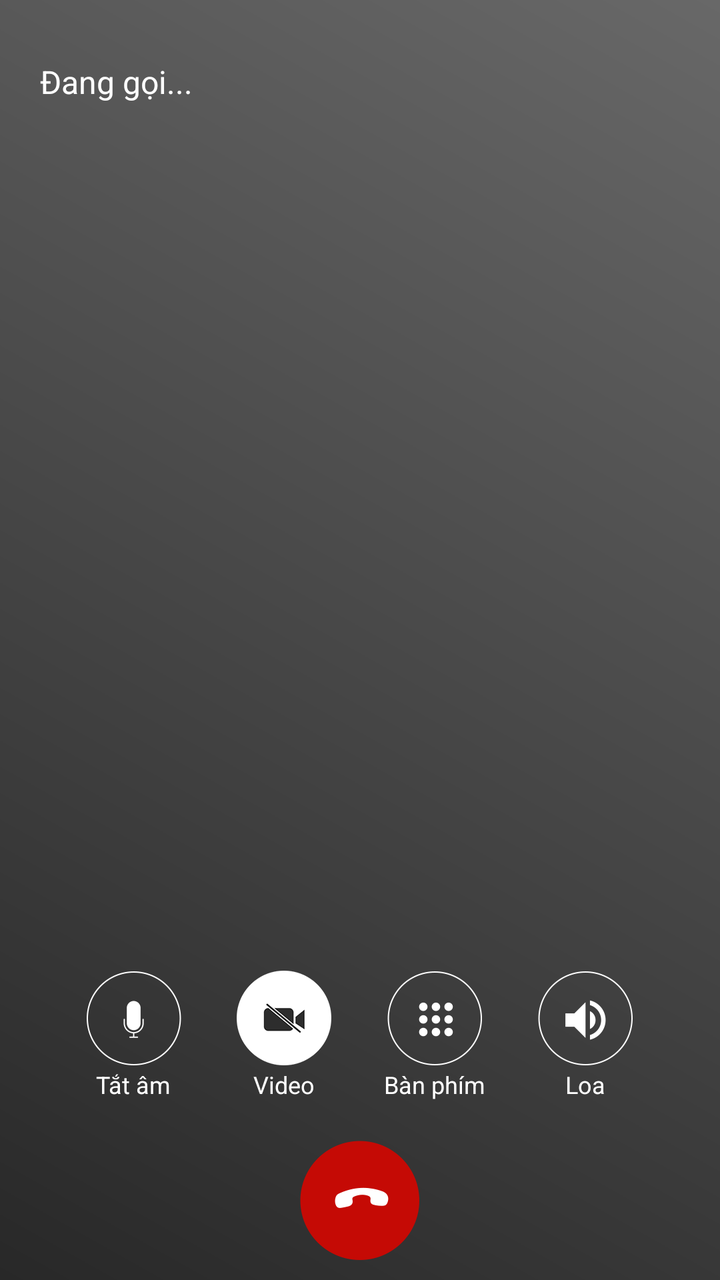
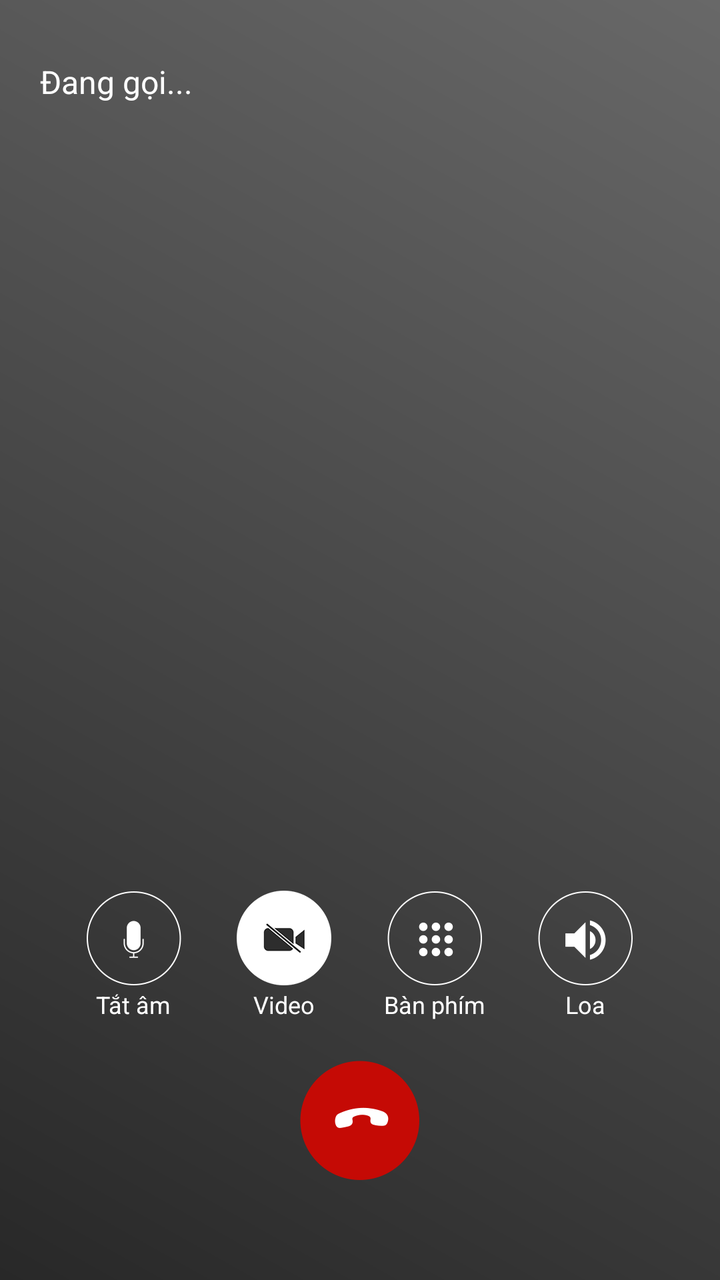

Compare the two renders of this Android layout. The source of the first and the diff that turns it into the second are given below.
<!-- AndroidManifest.xml: activity theme AppTheme.Call.NoActionBar -->
<!-- res/layout/outgoing_call.xml -->
<?xml version="1.0" encoding="utf-8"?>
<RelativeLayout xmlns:android="http://schemas.android.com/apk/res/android"
    android:id="@+id/v_background"
    android:layout_width="match_parent"
    android:layout_height="match_parent"
    android:background="@drawable/gradient_theme">

    <FrameLayout
        android:id="@+id/v_remote"
        android:layout_width="match_parent"
        android:layout_height="match_parent" />

    <RelativeLayout
        android:id="@+id/v_top"
        android:layout_width="match_parent"
        android:layout_height="wrap_content"
        android:layout_marginTop="30dp">

        <TextView
            android:id="@+id/tv_status"
            android:layout_width="wrap_content"
            android:layout_height="wrap_content"
            android:layout_centerVertical="true"
            android:layout_marginLeft="20dp"
            android:text="@string/calling"
            android:textColor="#ffffff"
            android:textSize="@dimen/text_size_16" />

        <ImageView
            android:id="@+id/im_network"
            android:layout_width="wrap_content"
            android:layout_height="wrap_content"
            android:layout_alignParentRight="true"
            android:layout_centerVertical="true"
            android:layout_marginRight="20dp" />
    </RelativeLayout>


    <ImageButton
        android:id="@+id/btn_switch"
        android:layout_width="50dp"
        android:layout_height="50dp"
        android:layout_below="@id/v_top"
        android:layout_margin="20dp"
        android:background="@drawable/item_selectable"
        android:src="@drawable/ic_video_switch_light_normal"
        android:visibility="invisible" />

    <FrameLayout
        android:id="@+id/v_local"
        android:layout_width="80dp"
        android:layout_height="120dp"
        android:layout_alignParentRight="true"
        android:layout_below="@id/v_top"
        android:layout_margin="20dp" />

    <LinearLayout
        android:id="@+id/v_mid"
        android:layout_width="wrap_content"
        android:layout_height="wrap_content"
        android:layout_centerHorizontal="true"
        android:layout_marginTop="200dp"
        android:gravity="center_horizontal"
        android:orientation="vertical">

        <TextView
            android:id="@+id/tv_name"
            android:layout_width="wrap_content"
            android:layout_height="wrap_content"
            android:textColor="#ffffff"
            android:textSize="@dimen/text_size_25"
            android:textStyle="bold" />

        <TextView
            android:id="@+id/tv_phone"
            android:layout_width="wrap_content"
            android:layout_height="wrap_content"
            android:layout_marginTop="5dp"
            android:textColor="#ffffff"
            android:textSize="@dimen/text_size_16" />
    </LinearLayout>

    <ImageButton
        android:id="@+id/btn_end_call"
        android:layout_width="wrap_content"
        android:layout_height="wrap_content"
        android:layout_alignParentBottom="true"
        android:layout_centerHorizontal="true"
        android:layout_marginBottom="10dp"
        android:background="@drawable/btn_end_call_selector" />

    <LinearLayout
        android:id="@+id/v_control"
        android:layout_width="wrap_content"
        android:layout_height="wrap_content"
        android:layout_above="@id/btn_end_call"
        android:layout_centerHorizontal="true"
        android:layout_marginBottom="20dp">

        <LinearLayout
            android:layout_width="wrap_content"
            android:layout_height="wrap_content"
            android:gravity="center_horizontal"
            android:orientation="vertical">

            <ImageButton
                android:id="@+id/btn_mute"
                android:layout_width="50dp"
                android:layout_height="50dp"
                android:background="@null"
                android:src="@drawable/ic_mute_off" />

            <TextView
                android:layout_width="wrap_content"
                android:layout_height="wrap_content"
                android:text="@string/mute"
                android:textColor="#ffffff"
                android:textSize="@dimen/text_size_12" />
        </LinearLayout>

        <LinearLayout
            android:id="@+id/v_video"
            android:layout_width="wrap_content"
            android:layout_height="wrap_content"
            android:layout_marginLeft="25dp"
            android:gravity="center_horizontal"
            android:orientation="vertical">

            <ImageButton
                android:id="@+id/btn_video"
                android:layout_width="50dp"
                android:layout_height="50dp"
                android:background="@null"
                android:src="@drawable/ic_video_off" />

            <TextView
                android:layout_width="wrap_content"
                android:layout_height="wrap_content"
                android:text="@string/video"
                android:textColor="#ffffff"
                android:textSize="@dimen/text_size_12" />
        </LinearLayout>

        <LinearLayout
            android:id="@+id/v_dial"
            android:layout_width="wrap_content"
            android:layout_height="wrap_content"
            android:layout_marginLeft="25dp"
            android:gravity="center_horizontal"
            android:orientation="vertical">

            <ImageButton
                android:id="@+id/btn_dial"
                android:layout_width="50dp"
                android:layout_height="50dp"
                android:background="@null"
                android:src="@drawable/dial" />

            <TextView
                android:layout_width="wrap_content"
                android:layout_height="wrap_content"
                android:text="@string/keypad"
                android:textColor="#ffffff"
                android:textSize="@dimen/text_size_12" />
        </LinearLayout>

        <LinearLayout
            android:layout_width="wrap_content"
            android:layout_height="wrap_content"
            android:layout_marginLeft="25dp"
            android:gravity="center_horizontal"
            android:orientation="vertical">

            <ImageButton
                android:id="@+id/btn_speaker"
                android:layout_width="50dp"
                android:layout_height="50dp"
                android:background="@null"
                android:src="@drawable/ic_speaker_off" />

            <TextView
                android:layout_width="wrap_content"
                android:layout_height="wrap_content"
                android:text="@string/speaker"
                android:textColor="#ffffff"
                android:textSize="@dimen/text_size_12" />
        </LinearLayout>
    </LinearLayout>

    <FrameLayout
        android:id="@+id/v_dialing"
        android:layout_width="match_parent"
        android:layout_height="match_parent"></FrameLayout>

    <View
        android:id="@+id/v_black"
        android:layout_width="match_parent"
        android:layout_height="match_parent"
        android:background="#ff000000"
        android:visibility="gone" />

</RelativeLayout>
<!-- resources referenced by this layout -->
<resources>
  <dimen name="text_size_12">12sp</dimen>
  <dimen name="text_size_16">16sp</dimen>
  <dimen name="text_size_25">25sp</dimen>
  <!-- drawable btn_end_call_selector (drawable) -->
  <?xml version="1.0" encoding="utf-8"?>
  <selector xmlns:android="http://schemas.android.com/apk/res/android">
      <item android:drawable="@drawable/btn_end_call_pressed" android:state_pressed="true" />
      <item android:drawable="@drawable/btn_end_call" />
  </selector>
  <!-- drawable dial: png bitmap (drawable-xxhdpi, 4829 bytes) -->
  <!-- drawable gradient_theme (drawable) -->
  <?xml version="1.0" encoding="utf-8"?>
  <shape xmlns:android="http://schemas.android.com/apk/res/android">
      <gradient
          android:angle="45"
          android:endColor="#686868"
          android:startColor="#282828" />
  </shape>
  <!-- drawable ic_mute_off: png bitmap (drawable-xxhdpi, 4232 bytes) -->
  <!-- drawable ic_speaker_off: png bitmap (drawable-xxhdpi, 4542 bytes) -->
  <!-- drawable ic_video_off: png bitmap (drawable-xxhdpi, 5105 bytes) -->
  <!-- drawable ic_video_switch_light_normal: png bitmap (drawable-xxhdpi, 3246 bytes) -->
  <!-- drawable item_selectable (drawable) -->
  <?xml version="1.0" encoding="utf-8"?>
  <selector xmlns:android="http://schemas.android.com/apk/res/android">
  
      <item android:drawable="@color/item_selected" android:state_focused="true" />
      <item android:drawable="@color/item_selected" android:state_selected="true" />
      <item android:drawable="@color/item_selected" android:state_pressed="true" />
      <item android:drawable="@android:color/transparent" />
  
  </selector>
  <string name="calling">Đang gọi...</string>
  <string name="keypad">Bàn phím</string>
  <string name="mute">Tắt âm</string>
  <string name="speaker">Loa</string>
  <string name="video">Video</string>
  <style name="AppTheme.Call.NoActionBar" parent="Theme.AppCompat.Light.NoActionBar">
          
          <item name="colorPrimary">@color/colorPrimary</item>
          <item name="colorPrimaryDark">@color/colorPrimaryDark</item>
          <item name="colorAccent">@color/colorAccent</item>
      </style>
  <!-- drawable btn_end_call_pressed: png bitmap (drawable-xxhdpi, 4301 bytes) -->
  <!-- drawable btn_end_call: png bitmap (drawable-xxhdpi, 4200 bytes) -->
  <color name="item_selected">#eaeaea</color>
  <color name="colorPrimary">#ffffff</color>
  <color name="colorPrimaryDark">#333333</color>
  <color name="colorAccent">#ef2734</color>
</resources>

<!-- the commit's change to res/layout/outgoing_call.xml (unified diff, before → after) -->
@@ -86,7 +86,7 @@
         android:layout_height="wrap_content"
         android:layout_alignParentBottom="true"
         android:layout_centerHorizontal="true"
-        android:layout_marginBottom="10dp"
+        android:layout_marginBottom="50dp"
         android:background="@drawable/btn_end_call_selector" />
 
     <LinearLayout
